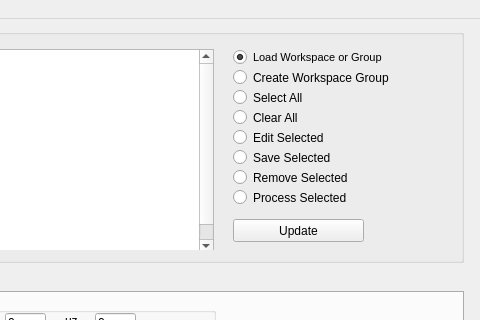
The window that MSlice.ui (neutrons/mslice_2.0) describes before a commit, drawn with Qt 5; both pictures show x 587 to 1067 and y 0 to 320 of the 1067 by 986 pixel window.
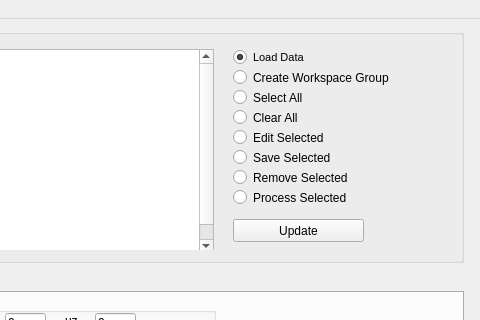
The same window after the commit.

Commit message:
Incorporated Workspace Algebra and updated data visualization
The ability to enter an equation using workspaces was added to the
workspace composer, and some enhancements were added for Matplotlib and
SliceViewer data visualization.

```diff
--- a/MSlice.ui
+++ b/MSlice.ui
@@ -568,7 +568,7 @@
          </font>
         </property>
         <property name="text">
-         <string>Load Workspace or Group</string>
+         <string>Load Data</string>
         </property>
         <property name="checked">
          <bool>true</bool>
```
The commit also changes 5 other files.
